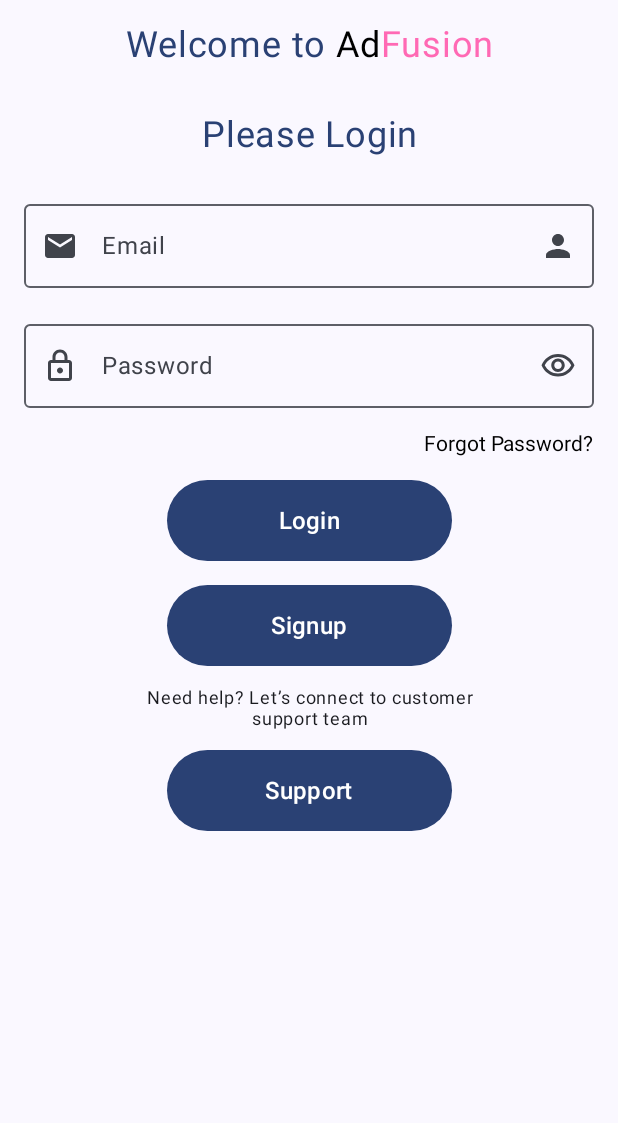
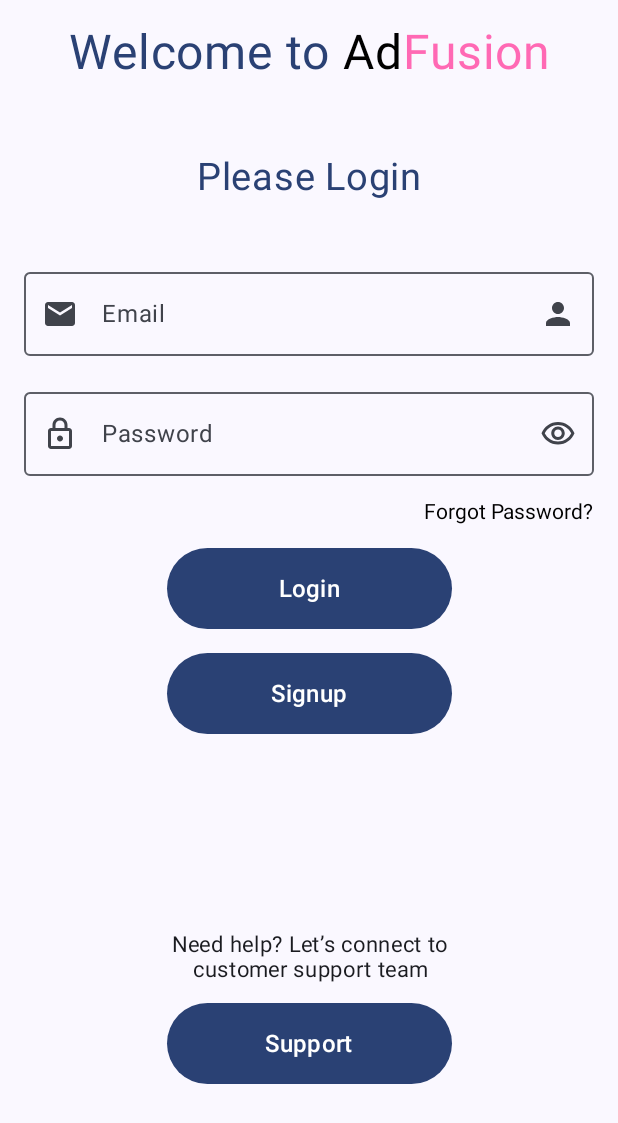
Before and after one commit to Android-Project-Group-6/AdFusion, an Android app built with Jetpack Compose: the screen it shows after launch (MainActivity), on a phone screen of 412 x 824 dp. Shown: the top 1123 px of the screen. Run offline under Robolectric (Android 15) with nearby library versions, the phone set to English and light mode, and no system bars; our stand-ins replace Firebase (no records; nobody signed in at launch, a user with empty details on screens opened directly).

```diff
--- a/app/src/main/java/com/example/testandroidpro/view/LoginScreen.kt
+++ b/app/src/main/java/com/example/testandroidpro/view/LoginScreen.kt
@@ -5,6 +5,7 @@ import androidx.compose.foundation.border
 import androidx.compose.foundation.layout.Arrangement
 import androidx.compose.foundation.layout.Column
 import androidx.compose.foundation.layout.Row
+import androidx.compose.foundation.layout.Spacer
 import androidx.compose.foundation.layout.aspectRatio
 import androidx.compose.foundation.layout.fillMaxSize
 import androidx.compose.foundation.layout.fillMaxWidth
@@ -70,6 +71,10 @@ fun LoginScreen(navController: NavController, adViewModel: AdViewModel) {
         show = remember { mutableStateOf(false) }
     ){}
     DialogScreenAsDialog(dialogString)
+
+    val density = LocalDensity.current
+    val fontSizeItem = remember { mutableStateOf(0.sp) }
+
     Column(
         modifier = Modifier
             .fillMaxSize()
@@ -81,12 +86,21 @@ fun LoginScreen(navController: NavController, adViewModel: AdViewModel) {
         Row(
             modifier = Modifier
                 .fillMaxWidth()
-                .padding(top = 16.dp, bottom = 16.dp),
+                .padding(top = 16.dp, bottom = 16.dp)
+//                    .weight(1f)
+                .onGloballyPositioned { layoutCoordinates ->
+                    val newFontSize = with(density) {
+                        layoutCoordinates.size.height
+                            .toDp()
+                            .toPx() / density.density
+                    } * 0.8f
+                    fontSizeItem.value = 32.sp//newFontSize.sp
+                },
             horizontalArrangement = Arrangement.Center
         ) {
             Text(
                 text = stringResource(R.string.welcome),
-                fontSize = 24.sp,
+                fontSize = fontSizeItem.value,
                 color = MaterialTheme.colorScheme.primary,
                 textAlign = TextAlign.Center,
                 modifier = Modifier
@@ -94,7 +108,7 @@ fun LoginScreen(navController: NavController, adViewModel: AdViewModel) {
             )
             Text(
                 text = " to ",
-                fontSize = 24.sp,
+                fontSize = fontSizeItem.value,
                 color = MaterialTheme.colorScheme.primary,
                 textAlign = TextAlign.Center,
                 modifier = Modifier
@@ -102,7 +116,7 @@ fun LoginScreen(navController: NavController, adViewModel: AdViewModel) {
             )
             Text(
                 text = "Ad",
-                fontSize = 24.sp,
+                fontSize = fontSizeItem.value,
                 color = Color.Black,
                 textAlign = TextAlign.Center,
                 modifier = Modifier
@@ -110,27 +124,38 @@ fun LoginScreen(navController: NavController, adViewModel: AdViewModel) {
             )
             Text(
                 text = "Fusion",
-                fontSize = 24.sp,
+                fontSize = fontSizeItem.value,
                 color = Color(0xFFFF69B4),
                 textAlign = TextAlign.Center,
                 modifier = Modifier
 //                    .fillMaxWidth()
             )
         }
+        Row(
+            modifier = Modifier
+                .fillMaxWidth()
+                .padding(top = 16.dp, bottom = 16.dp)
+//                    .weight(0.8f)
+            ,
+            horizontalArrangement = Arrangement.Center
+        ) {
             Text(
                 text = stringResource(R.string.please_login),
-            fontSize = 24.sp,
+                fontSize = fontSizeItem.value*0.8,
                 color = MaterialTheme.colorScheme.primary,
                 textAlign = TextAlign.Center,
                 modifier = Modifier
                     .fillMaxWidth()
+                    .weight(0.8f)
                     .padding(top = 16.dp, bottom = 16.dp)
             )
+        }
         OutlinedTextField(
             value = email,
             onValueChange = {
                 email = it
-                adViewModel.userState = ""},
+                adViewModel.userState = ""
+            },
             leadingIcon = {
                 Icon(
                     imageVector = Icons.Default.Email,
@@ -147,6 +172,7 @@ fun LoginScreen(navController: NavController, adViewModel: AdViewModel) {
             placeholder = { Text(text = stringResource(R.string.enter_your_email)) },
             modifier = Modifier
                 .fillMaxWidth()
+//                    .weight(1f)
                 .padding(top = 8.dp, bottom = 8.dp, start = 16.dp, end = 16.dp),
             keyboardOptions = KeyboardOptions.Default.copy(
                 keyboardType = KeyboardType.Email,
@@ -181,6 +207,7 @@ fun LoginScreen(navController: NavController, adViewModel: AdViewModel) {
             visualTransformation = if (showKey) VisualTransformation.None else PasswordVisualTransformation(),
             modifier = Modifier
                 .fillMaxWidth()
+//                    .weight(1f)
                 .padding(top = 8.dp, bottom = 8.dp, start = 16.dp, end = 16.dp),
             keyboardOptions = KeyboardOptions.Default.copy(
                 keyboardType = KeyboardType.Password,
@@ -190,7 +217,7 @@ fun LoginScreen(navController: NavController, adViewModel: AdViewModel) {
         )
         Row(
             modifier = Modifier
-//                .weight(1.5f)
+//                    .weight(0.8f)
                 .fillMaxWidth()
                 .padding(top = 8.dp, bottom = 8.dp, start = 16.dp, end = 16.dp)
                 .let {
@@ -199,12 +226,12 @@ fun LoginScreen(navController: NavController, adViewModel: AdViewModel) {
                     ) else it
                 },
             horizontalArrangement = Arrangement.End
-        ){
+        ) {
             ClickableText(
                 text = AnnotatedString(stringResource(R.string.forgot_password)),
                 onClick = { offset ->
                     adViewModel.forgotPassword(email)
-                    Log.d("Clicked on offset:"," $offset")
+                    Log.d("Clicked on offset:", " $offset")
                 }
             )
         }
@@ -215,12 +242,16 @@ fun LoginScreen(navController: NavController, adViewModel: AdViewModel) {
                 .fillMaxWidth(0.5f)
                 .padding(8.dp)
                 .aspectRatio(3.5f)
-                .onGloballyPositioned{ layoutCoordinates ->
-                    val newFontSize = with(density1) { layoutCoordinates.size.height.toDp().toPx() / density1.density } * 0.3f
+                .onGloballyPositioned { layoutCoordinates ->
+                    val newFontSize = with(density1) {
+                        layoutCoordinates.size.height
+                            .toDp()
+                            .toPx() / density1.density
+                    } * 0.3f
                     fontSize1.value = newFontSize.sp
                 },
             onClick = {
-                adViewModel.userLogin(navController, email, pw){ string ->
+                adViewModel.userLogin(navController, email, pw) { string ->
                     if (string == "Login success") {
                         Log.d("Login", "Login success")
                         dialogString.width = 400.dp
@@ -265,7 +296,8 @@ fun LoginScreen(navController: NavController, adViewModel: AdViewModel) {
                 navController.navigate(context.getString(R.string.screen_signup))
             },
         ) {
-            Text(text = stringResource(R.string.button_signup),
+            Text(
+                text = stringResource(R.string.button_signup),
                 fontSize = fontSize1.value,
             )
         }
@@ -278,10 +310,15 @@ fun LoginScreen(navController: NavController, adViewModel: AdViewModel) {
 //                .fillMaxWidth()
 //                .padding(top = 16.dp, bottom = 16.dp)
 //        )
+        Spacer(
+            modifier = Modifier
+                .fillMaxWidth()
+                .aspectRatio(3.5f),
+            )
         Text(
             text = "Need help? Let’s connect to customer support team",
-            fontSize = 12.sp,
-            lineHeight = 14.sp,
+            fontSize = fontSize1.value*0.9,
+            lineHeight = fontSize1.value,
 //                    color = MaterialTheme.colorScheme.primary,
             textAlign = TextAlign.Center,
             modifier = Modifier
--- a/app/src/main/java/com/example/testandroidpro/view/SupportScreen.kt
+++ b/app/src/main/java/com/example/testandroidpro/view/SupportScreen.kt
@@ -233,7 +233,7 @@ fun SupportScreen(navController: NavController, adViewModel: AdViewModel) {
                                     dialogString.width = 400.dp
                                     dialogString.height = 200.dp
                                     dialogString.title = "Message Success"
-                                    dialogString.message = "We'll get back to you as soon as we can."
+                                    dialogString.message = "We will contact you via email within 3 working days."
                                     dialogString.button = "Ok"
                                     dialogString.show.value = true
                                     dialogString.callback = {navController.popBackStack()}
```
Also changed, not shown: app/src/main/java/com/example/testandroidpro/viewmodel/adViewModel.kt (+37 -16 lines). Lines whose indentation alone changed are shown as unchanged.
